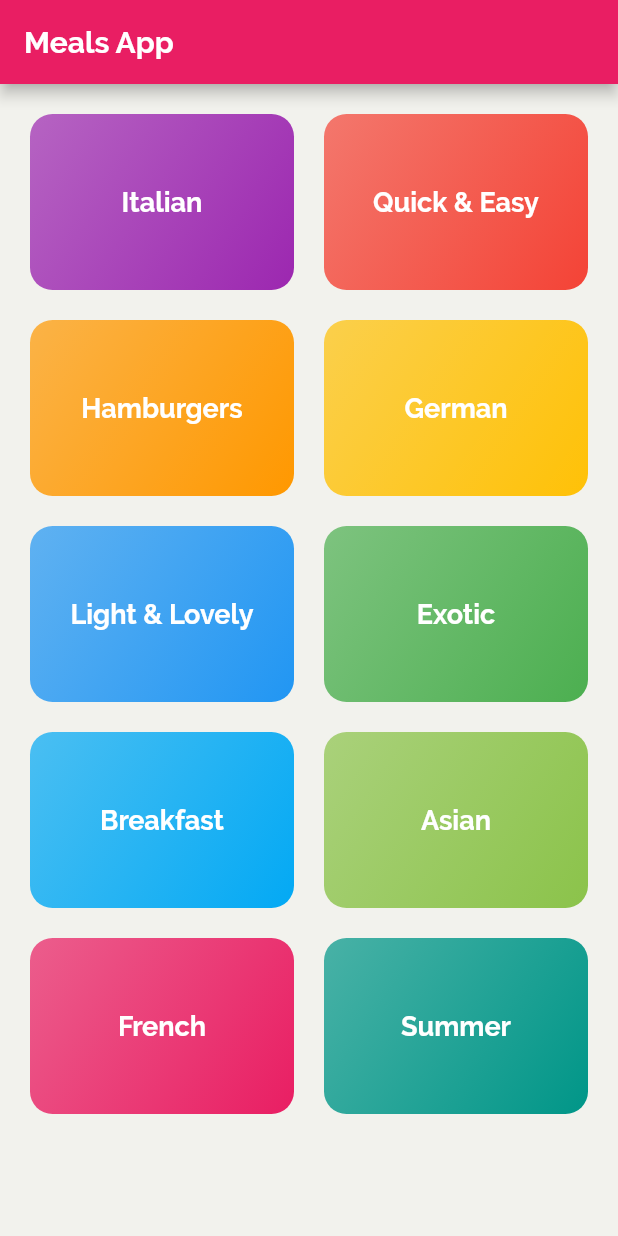
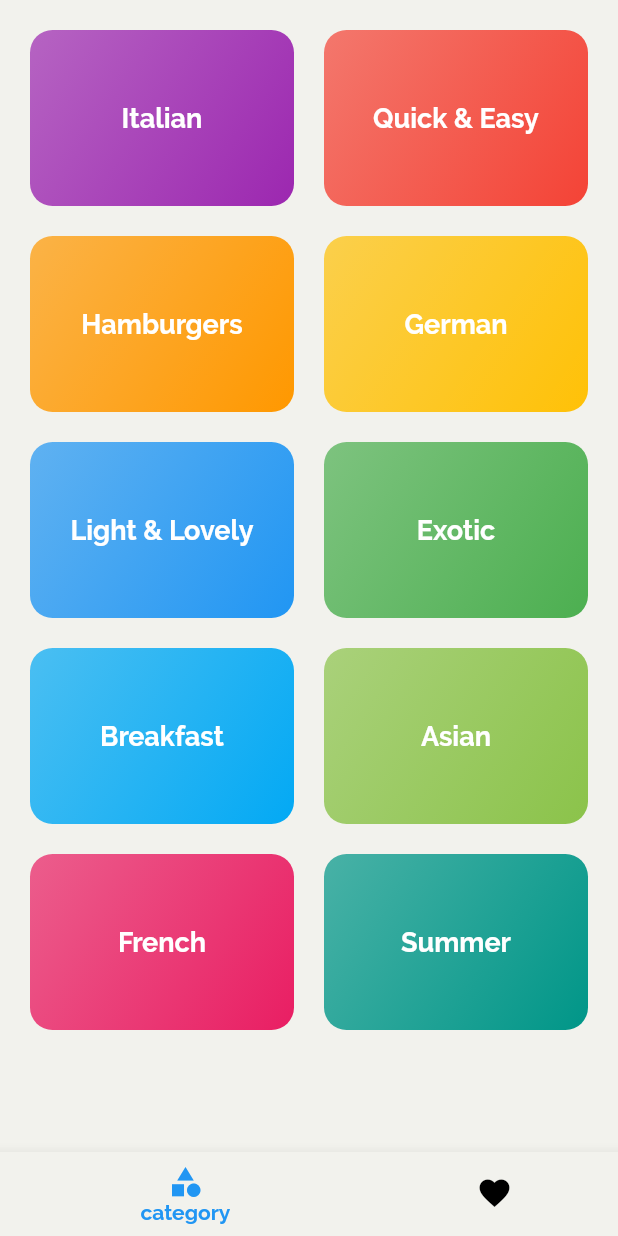
Before and after one commit to Abhilash-Puthukkudi/flutter_refresher, a Flutter app: the screen it shows after launch, on a phone screen of 412 x 824 dp. Run offline on Flutter 3.47's test engine with Material 2 defaults, Android fonts, the phone set to English and light mode, and no system bars; our stand-ins replace google_fonts; missing offline and left inert: dart:ffi.

```diff
--- a/navigation and multiple screens/meals_app/lib/main.dart
+++ b/navigation and multiple screens/meals_app/lib/main.dart
@@ -2,6 +2,8 @@
 import 'package:meals_app/screens/MealDetails/meals_details_screen.dart';
 import 'package:meals_app/screens/categories/categories_screen.dart';
 import 'package:meals_app/screens/categories/category_meals_screen.dart';
+import 'package:meals_app/screens/tabs/bottom_tabs.dart';
+import 'package:meals_app/screens/tabs/tabs_screen.dart';
 
 void main() {
   runApp(Myapp());
@@ -18,8 +20,10 @@
           canvasColor: Color.fromARGB(255, 242, 242, 237),
           fontFamily: "Raleway",
         ),
-        initialRoute: CategoriesScreen.routeId,
+        initialRoute: BottomTabbarScreen.routeId,
         routes: {
+          BottomTabbarScreen.routeId:(context) => BottomTabbarScreen(),
+          TabScreen.routeID: (context) => TabScreen(),
           CategoriesScreen.routeId: (context) => CategoriesScreen(),
           CategoryMealsScreen.routeId: (context) => CategoryMealsScreen(),
           MealDetailScreen.routeId:(context) =>  MealDetailScreen()
--- a/navigation and multiple screens/meals_app/lib/screens/categories/categories_screen.dart
+++ b/navigation and multiple screens/meals_app/lib/screens/categories/categories_screen.dart
@@ -8,7 +8,7 @@
   Widget build(BuildContext context) {
 
     return Scaffold(
-      appBar: AppBar(title: Text("Meals App"),),
+      // appBar: AppBar(title: Text("Meals App"),),
 
       body: SafeArea(
         child: GridView(
--- /dev/null
+++ b/navigation and multiple screens/meals_app/lib/screens/tabs/bottom_tabs.dart
@@ -0,0 +1,53 @@
+
+
+import 'package:flutter/material.dart';
+import 'package:meals_app/screens/Favscreen/fav_screen.dart';
+import 'package:meals_app/screens/categories/categories_screen.dart';
+class BottomTabbarScreen extends StatefulWidget {
+  const BottomTabbarScreen({Key? key}) : super(key: key);
+  static const routeId = "bottomtabbarscreen";
+  @override
+  State<BottomTabbarScreen> createState() => _BottomTabbarScreenState();
+}
+
+class _BottomTabbarScreenState extends State<BottomTabbarScreen> {
+ List pages =[
+CategoriesScreen(),
+FavScreen()
+ ];
+ int seectedpageindex=0;
+  void selectPage(int index){
+      setState(() {
+        seectedpageindex = index;
+      });
+  }
+  @override
+  Widget build(BuildContext context) {
+    return Scaffold(
+      body: pages[seectedpageindex],
+      bottomNavigationBar: BottomNavigationBar(
+        type: BottomNavigationBarType.shifting,
+        currentIndex: seectedpageindex,
+        onTap: selectPage,
+          unselectedItemColor: Colors.black,
+          selectedItemColor: Colors.blue,
+        backgroundColor: Colors.yellow,
+        items: [
+
+          BottomNavigationBarItem(
+
+            icon: Icon(Icons.category,),
+            label: "category"
+            ),
+            BottomNavigationBarItem(
+              icon: Icon(
+                Icons.favorite
+                ),
+                label: "Favorite"
+                ),
+
+
+        ],),
+    );
+  }
+}
--- /dev/null
+++ b/tiktok_clone/lib/constants.dart
@@ -0,0 +1,7 @@
+
+
+import 'package:flutter/material.dart';
+// colors
+const backgroundColor = Colors.black;
+var buttonColor = Colors.red[400]; //[400  is not a constant color thats why used var insted of const
+const borderColor = Colors.grey;
--- /dev/null
+++ b/tiktok_clone/lib/main.dart
@@ -0,0 +1,25 @@
+import 'package:flutter/material.dart';
+import 'package:tiktok_clone/constants.dart';
+import 'package:tiktok_clone/views/screens/auth/login_screen.dart';
+void main() {
+  runApp(TikTok_app());
+}
+
+class TikTok_app extends StatelessWidget {
+  const TikTok_app({Key? key}) : super(key: key);
+
+  @override
+  Widget build(BuildContext context) {
+
+    return MaterialApp(
+
+      debugShowCheckedModeBanner: false,
+      theme: ThemeData.dark().copyWith(
+        scaffoldBackgroundColor: backgroundColor
+      ),
+      home: LoginScreen(),
+
+    );
+
+  }
+}
```
Also changed, not shown: navigation and multiple screens/meals_app/lib/screens/Favscreen/fav_screen.dart (added, +16 -0 lines), navigation and multiple screens/meals_app/lib/screens/MealDetails/meals_details_screen.dart (+100 -4 lines), navigation and multiple screens/meals_app/lib/screens/tabs/tabs_screen.dart (added, +40 -0 lines), tiktok_clone/analysis_options.yaml (added, +29 -0 lines), tiktok_clone/lib/views/screens/auth/login_screen.dart (added, +84 -0 lines), tiktok_clone/lib/views/widgets/text_input.dart (added, +43 -0 lines), tiktok_clone/pubspec.yaml (added, +89 -0 lines), tiktok_clone/pubspec.lock (added), 107 other files.
